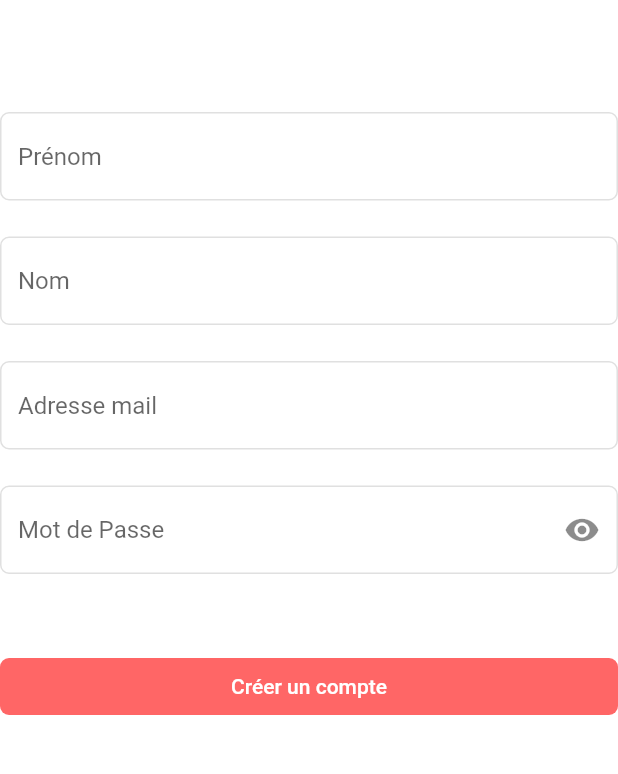
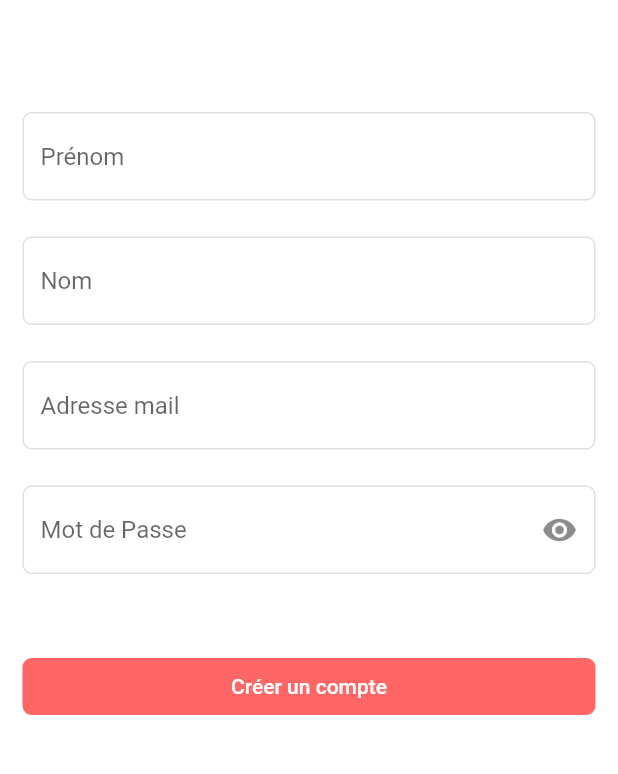
Before and after one commit to Feldrise/Adopte-un-Matou-App, a Flutter app: the RegisterPage screen opened directly, on a phone screen of 412 x 824 dp, the part 419-1193 px from its top. Run offline on Flutter 3.47's test engine with Material 2 defaults, Android fonts, the phone set to English and light mode, and no system bars; our stand-ins replace shared_preferences; accounts and stored records are empty.

Commit message:
💄 Fix some ui issues

```diff
--- a/lib/src/pages/authentication/login_page/login_page.dart
+++ b/lib/src/pages/authentication/login_page/login_page.dart
@@ -46,6 +46,9 @@ class _LoginPageState extends State<LoginPage> {
                 child: Center(
                   child: ConstrainedBox(
                     constraints: constraints.maxWidth >= ScreenUtils.instance.breakpointPC ? const BoxConstraints(maxWidth: 350) : const BoxConstraints(),
+                    child: Padding(
+                      padding: EdgeInsets.symmetric(horizontal: ScreenUtils.instance.horizontalPadding),
+                      child: SingleChildScrollView(
                         child: Column(
                           mainAxisAlignment: MainAxisAlignment.center,
                           crossAxisAlignment: CrossAxisAlignment.stretch,
@@ -76,6 +79,8 @@ class _LoginPageState extends State<LoginPage> {
                               )
                             }
                           ],
+                        ),
+                      ),
                     ),
                   ),
                 ),
--- a/lib/src/pages/authentication/register_page/register_page.dart
+++ b/lib/src/pages/authentication/register_page/register_page.dart
@@ -47,6 +47,9 @@ class _RegisterPageState extends State<RegisterPage> {
                 child: Center(
                   child: ConstrainedBox(
                     constraints: constraints.maxWidth >= ScreenUtils.instance.breakpointPC ? const BoxConstraints(maxWidth: 350) : const BoxConstraints(),
+                    child: Padding(
+                      padding: EdgeInsets.symmetric(horizontal: ScreenUtils.instance.horizontalPadding),
+                      child: SingleChildScrollView(
                         child: Column(
                           mainAxisAlignment: MainAxisAlignment.center,
                           crossAxisAlignment: CrossAxisAlignment.stretch,
@@ -79,6 +82,8 @@ class _RegisterPageState extends State<RegisterPage> {
                               ),
                             }
                           ],
+                        ),
+                      ),
                     ),
                   ),
                 ),
```
Lines whose indentation alone changed are shown as unchanged.
